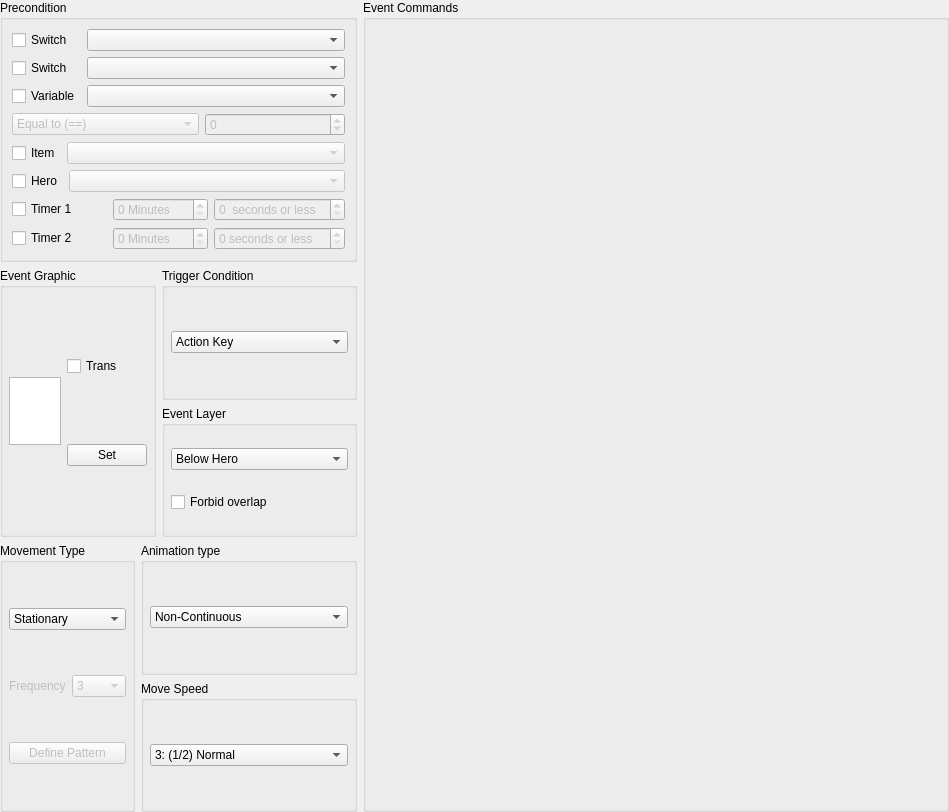
Above: src/ui/event/event_page_widget.ui from EasyRPG/Editor before the change. Below: the same form after it.
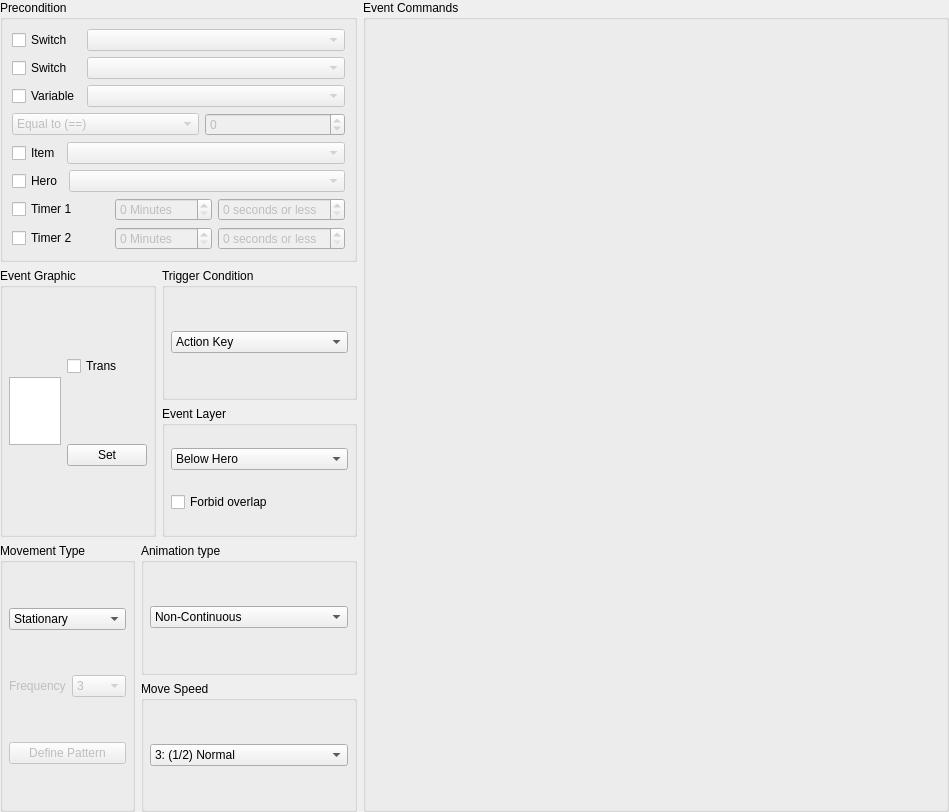
That is the form after the change. Custom widgets are drawn as their Qt base class.

Commit message:
Event pages: Allow changing of event conditions
The event conditions can be set now.

```diff
--- a/src/ui/event/event_page_widget.ui
+++ b/src/ui/event/event_page_widget.ui
@@ -43,6 +43,9 @@
         </item>
         <item row="0" column="1">
          <widget class="SwitchRpgComboBox" name="comboSwitchA">
+          <property name="enabled">
+           <bool>false</bool>
+          </property>
           <property name="sizePolicy">
            <sizepolicy hsizetype="MinimumExpanding" vsizetype="Fixed">
             <horstretch>0</horstretch>
@@ -53,6 +56,9 @@
         </item>
         <item row="1" column="1">
          <widget class="SwitchRpgComboBox" name="comboSwitchB">
+          <property name="enabled">
+           <bool>false</bool>
+          </property>
           <property name="sizePolicy">
            <sizepolicy hsizetype="MinimumExpanding" vsizetype="Fixed">
             <horstretch>0</horstretch>
@@ -77,6 +83,9 @@
         </item>
         <item row="2" column="1">
          <widget class="VariableRpgComboBox" name="comboVariable">
+          <property name="enabled">
+           <bool>false</bool>
+          </property>
           <property name="sizePolicy">
            <sizepolicy hsizetype="MinimumExpanding" vsizetype="Fixed">
             <horstretch>0</horstretch>
@@ -226,7 +235,7 @@
            <bool>false</bool>
           </property>
           <property name="suffix">
-           <string>  seconds or less</string>
+           <string> seconds or less</string>
           </property>
           <property name="maximum">
            <number>59</number>
```
Left out of the diff: 20 changed lines with no effect on the pictures. The commit also changes 3 other files.
